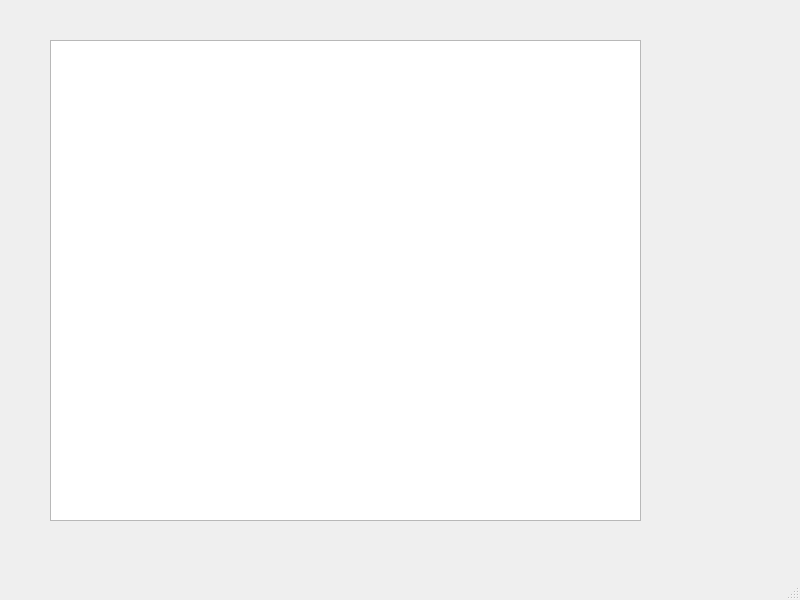
MrDarkSkil/Plazza, file gui/includes/mainwindow.ui: the form before one commit.
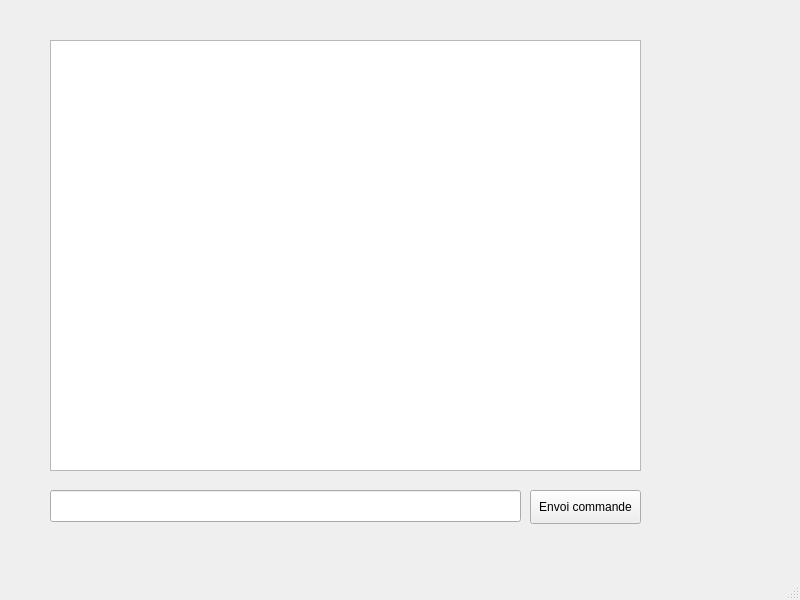
The form after the commit.

Diff of the .ui file:
```diff
--- a/gui/includes/mainwindow.ui
+++ b/gui/includes/mainwindow.ui
@@ -20,10 +20,33 @@
       <x>50</x>
       <y>40</y>
       <width>591</width>
-      <height>481</height>
+      <height>431</height>
      </rect>
     </property>
    </widget>
+   <widget class="QLineEdit" name="lineEdit">
+    <property name="geometry">
+     <rect>
+      <x>50</x>
+      <y>490</y>
+      <width>471</width>
+      <height>32</height>
+     </rect>
+    </property>
+   </widget>
+   <widget class="QPushButton" name="pushButton">
+    <property name="geometry">
+     <rect>
+      <x>530</x>
+      <y>490</y>
+      <width>111</width>
+      <height>34</height>
+     </rect>
+    </property>
+    <property name="text">
+     <string>Envoi commande</string>
+    </property>
+   </widget>
   </widget>
   <widget class="QMenuBar" name="menubar">
    <property name="geometry">
```
Left out of the diff: 2 changed lines with no effect on the pictures.
